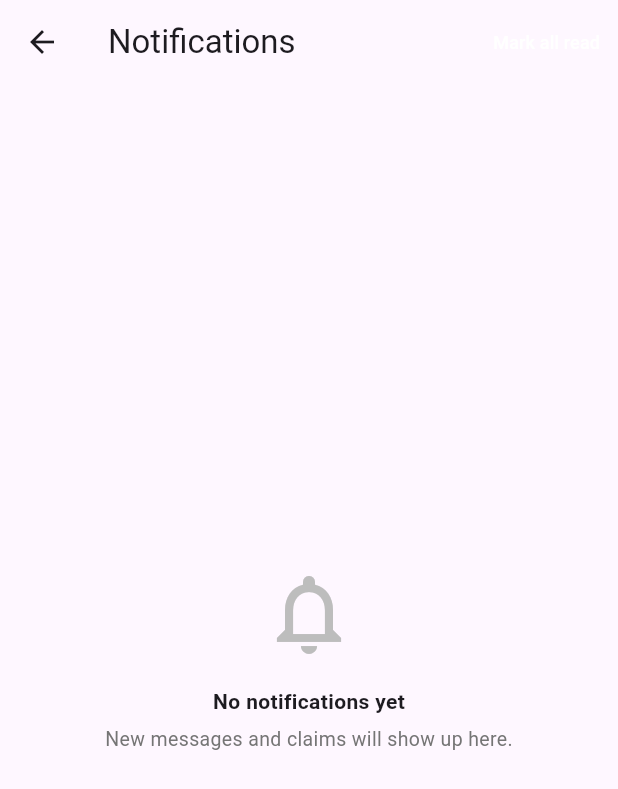
After one commit to mahidur-190100/regive, a Flutter app: the HomeScreen screen opened directly, after a tap on the "notifications none" icon, on a phone screen of 412 x 824 dp. The commit adds this screen. Shown: the top 789 px of the screen. Run offline on Flutter 3.47's test engine with Material 3 defaults, Android fonts, the phone set to English and light mode, and no system bars; our stand-ins replace cached_network_image, cloud_firestore, firebase_auth, firebase_core, geolocator, google_sign_in and 1 more; accounts and stored records are empty; generated files the repository leaves out were written again.

Commit message:
notifaiction added

```diff
--- a/lib/screens/add_item_screen.dart
+++ b/lib/screens/add_item_screen.dart
@@ -95,7 +95,9 @@ class _AddItemScreenState extends State<AddItemScreen> {
     }
 
     setState(() => _isSaving = true);
-    //ekhane item add
+
+
+    //item add
 
     try {
       final position = await LocationService.getCurrentLocation();
--- a/lib/screens/chat_screen.dart
+++ b/lib/screens/chat_screen.dart
@@ -42,8 +42,6 @@ class _ChatScreenState extends State<ChatScreen> {
 
     final chatRef = FirebaseFirestore.instance.collection('chats').doc(_chatId);
 
-    // Always ensure the parent chat document has its fields set (merge: true
-    // means this won't overwrite existing data, just fills in what's missing)
     await chatRef.set({
       'itemId': widget.itemId,
       'participantIds': [myId, widget.otherUserId],
@@ -55,6 +53,17 @@ class _ChatScreenState extends State<ChatScreen> {
       'senderId': myId,
       'text': text,
       'sentAt': FieldValue.serverTimestamp(),
+    });
+
+    // Create a notification for the OTHER person
+    await FirebaseFirestore.instance.collection('notifications').add({
+      'userId': widget.otherUserId,
+      'type': 'message',
+      'body': '${widget.itemTitle}: $text',
+      'itemId': widget.itemId,
+      'fromUserId': myId,
+      'read': false,
+      'createdAt': FieldValue.serverTimestamp(),
     });
 
     if (mounted) setState(() => _isSending = false);
--- a/lib/screens/home_screen.dart
+++ b/lib/screens/home_screen.dart
@@ -10,6 +10,7 @@ import 'add_item_screen.dart';
 import 'item_detail_screen.dart';
 import 'my_listings_screen.dart';
 import 'chat_list_screen.dart';
+import 'notifications_screen.dart';
 
 class HomeScreen extends StatefulWidget {
   const HomeScreen({super.key});
@@ -65,6 +66,44 @@ class _HomeScreenState extends State<HomeScreen> {
       appBar: AppBar(
         title: const Text('ReGive'),
         actions: [
+          StreamBuilder<QuerySnapshot>(
+            stream: FirebaseFirestore.instance
+                .collection('notifications')
+                .where('userId', isEqualTo: FirebaseAuth.instance.currentUser?.uid)
+                .where('read', isEqualTo: false)
+                .snapshots(),
+            builder: (context, snapshot) {
+              final unreadCount = snapshot.data?.docs.length ?? 0;
+              return Stack(
+                children: [
+                  IconButton(
+                    icon: const Icon(Icons.notifications_none),
+                    tooltip: 'Notifications',
+                    onPressed: () {
+                      Navigator.of(context).push(
+                        MaterialPageRoute(builder: (_) => const NotificationsScreen()),
+                      );
+                    },
+                  ),
+                  if (unreadCount > 0)
+                    Positioned(
+                      right: 6,
+                      top: 6,
+                      child: Container(
+                        padding: const EdgeInsets.all(3),
+                        decoration: const BoxDecoration(color: Colors.red, shape: BoxShape.circle),
+                        constraints: const BoxConstraints(minWidth: 16, minHeight: 16),
+                        child: Text(
+                          '$unreadCount',
+                          style: const TextStyle(color: Colors.white, fontSize: 9),
+                          textAlign: TextAlign.center,
+                        ),
+                      ),
+                    ),
+                ],
+              );
+            },
+          ),
           IconButton(
             icon: const Icon(Icons.chat_bubble_outline),
             tooltip: 'Messages',
@@ -185,6 +224,9 @@ class _HomeScreenState extends State<HomeScreen> {
                 : RefreshIndicator(
               onRefresh: _loadLocation,
               child: StreamBuilder<QuerySnapshot>(
+
+
+                //availabale items shown
                 stream: FirebaseFirestore.instance
                     .collection('items')
                     .where('status', isEqualTo: 'available')
@@ -207,6 +249,7 @@ class _HomeScreenState extends State<HomeScreen> {
                     return const Center(child: CircularProgressIndicator());
                   }
 
+                //search part
                   var items = snapshot.data!.docs
                       .map((doc) => Item.fromFirestore(doc))
                       .toList();
@@ -225,6 +268,8 @@ class _HomeScreenState extends State<HomeScreen> {
                         .toList();
                   }
 
+
+                //nearby items
                   List<MapEntry<Item, double>> itemsWithDistance = [];
                   if (_currentPosition != null) {
                     itemsWithDistance = items.map((item) {
--- a/lib/screens/login_screen.dart
+++ b/lib/screens/login_screen.dart
@@ -70,7 +70,6 @@ class _LoginScreenState extends State<LoginScreen> {
     try {
       final googleUser = await GoogleSignIn().signIn();
       if (googleUser == null) {
-        // User cancelled the sign-in
         setState(() => _isLoading = false);
         return;
       }
--- a/lib/screens/my_listings_screen.dart
+++ b/lib/screens/my_listings_screen.dart
@@ -109,6 +109,8 @@ class _MyOwnedItemsTab extends StatelessWidget {
 
   @override
   Widget build(BuildContext context) {
+
+    //added ownerr product add
     final userId = FirebaseAuth.instance.currentUser?.uid;
 
     return StreamBuilder<QuerySnapshot>(
--- /dev/null
+++ b/lib/screens/notifications_screen.dart
@@ -0,0 +1,158 @@
+import 'package:flutter/material.dart';
+import 'package:cloud_firestore/cloud_firestore.dart';
+import 'package:firebase_auth/firebase_auth.dart';
+import 'chat_screen.dart';
+import 'item_detail_screen.dart';
+import '../models/item.dart';
+
+class NotificationsScreen extends StatelessWidget {
+  const NotificationsScreen({super.key});
+
+  IconData _iconFor(String type) {
+    switch (type) {
+      case 'message':
+        return Icons.chat_bubble_outline;
+      case 'claimed':
+        return Icons.handshake_outlined;
+      default:
+        return Icons.notifications_none;
+    }
+  }
+
+  Color _colorFor(String type) {
+    switch (type) {
+      case 'message':
+        return const Color(0xFF3F65B0);
+      case 'claimed':
+        return const Color(0xFFC8963E);
+      default:
+        return Colors.grey;
+    }
+  }
+
+  Future<void> _markAllRead(String userId) async {
+    final unread = await FirebaseFirestore.instance
+        .collection('notifications')
+        .where('userId', isEqualTo: userId)
+        .where('read', isEqualTo: false)
+        .get();
+    for (final doc in unread.docs) {
+      doc.reference.update({'read': true});
+    }
+  }
+
+  Future<void> _handleTap(
+      BuildContext context, Map<String, dynamic> data, String docId) async {
+    // mark this one as read
+    FirebaseFirestore.instance.collection('notifications').doc(docId).update({'read': true});
+
+    final type = data['type'];
+    final itemId = data['itemId'];
+    if (itemId == null) return;
+
+    final itemDoc = await FirebaseFirestore.instance.collection('items').doc(itemId).get();
+    if (!itemDoc.exists || !context.mounted) return;
+    final item = Item.fromFirestore(itemDoc);
+
+    if (type == 'message') {
+      final fromUserId = data['fromUserId'];
+      Navigator.of(context).push(
+        MaterialPageRoute(
+          builder: (_) => ChatScreen(
+            itemId: itemId,
+            itemTitle: item.title,
+            otherUserId: fromUserId,
+          ),
+        ),
+      );
+    } else {
+      Navigator.of(context).push(
+        MaterialPageRoute(builder: (_) => ItemDetailScreen(item: item)),
+      );
+    }
+  }
+
+  @override
+  Widget build(BuildContext context) {
+    final userId = FirebaseAuth.instance.currentUser!.uid;
+
+    return Scaffold(
+      appBar: AppBar(
+        title: const Text('Notifications'),
+        actions: [
+          TextButton(
+            onPressed: () => _markAllRead(userId),
+            child: const Text('Mark all read', style: TextStyle(color: Colors.white, fontSize: 12)),
+          ),
+        ],
+      ),
+      body: StreamBuilder<QuerySnapshot>(
+        stream: FirebaseFirestore.instance
+            .collection('notifications')
+            .where('userId', isEqualTo: userId)
+            .orderBy('createdAt', descending: true)
+            .snapshots(),
+        builder: (context, snapshot) {
+          if (snapshot.hasError) {
+            return Center(child: Text('Error: ${snapshot.error}'));
+          }
+          if (!snapshot.hasData) {
+            return const Center(child: CircularProgressIndicator());
+          }
+          final docs = snapshot.data!.docs;
+
+          if (docs.isEmpty) {
+            return Center(
+              child: Padding(
+                padding: const EdgeInsets.all(24),
+                child: Column(
+                  mainAxisSize: MainAxisSize.min,
+                  children: [
+                    Icon(Icons.notifications_none, size: 64, color: Colors.grey.shade400),
+                    const SizedBox(height: 16),
+                    const Text('No notifications yet', style: TextStyle(fontWeight: FontWeight.bold)),
+                    const SizedBox(height: 6),
+                    Text(
+                      'New messages and claims will show up here.',
+                      style: TextStyle(color: Colors.grey.shade600, fontSize: 13),
+                    ),
+                  ],
+                ),
+              ),
+            );
+          }
+
+          return ListView.builder(
+            itemCount: docs.length,
+            itemBuilder: (context, index) {
+              final data = docs[index].data() as Map<String, dynamic>;
+              final read = data['read'] ?? false;
+              final type = data['type'] ?? '';
+              final body = data['body'] ?? '';
+
+              return Container(
+                color: read ? Colors.white : const Color(0xFFEEF6F0),
+                child: ListTile(
+                  leading: CircleAvatar(
+                    backgroundColor: _colorFor(type).withOpacity(0.15),
+                    child: Icon(_iconFor(type), color: _colorFor(type), size: 20),
+                  ),
+                  title: Text(
+                    type == 'message' ? 'New message' : 'Item claimed',
+                    style: TextStyle(fontWeight: read ? FontWeight.normal : FontWeight.bold),
+                  ),
+                  subtitle: Text(body, maxLines: 2, overflow: TextOverflow.ellipsis),
+                  trailing: read ? null : Container(
+                    width: 8, height: 8,
+                    decoration: const BoxDecoration(color: Color(0xFF2F8F5B), shape: BoxShape.circle),
+                  ),
+                  onTap: () => _handleTap(context, data, docs[index].id),
+                ),
+              );
+            },
+          );
+        },
+      ),
+    );
+  }
+}
--- a/lib/screens/signup_screen.dart
+++ b/lib/screens/signup_screen.dart
@@ -79,12 +79,11 @@ class _SignUpScreenState extends State<SignUpScreen> {
         'createdAt': FieldValue.serverTimestamp(),
       });
 
-      // Sign out immediately so the new account doesn't stay auto-logged-in
       await FirebaseAuth.instance.signOut();
 
       if (!mounted) return;
 
-      // Show a success message, then return to Login screen
+      // return to Login screen
       ScaffoldMessenger.of(context).showSnackBar(
         const SnackBar(
           content: Text('Account created! Please log in.'),
--- a/lib/services/location_service.dart
+++ b/lib/services/location_service.dart
@@ -20,7 +20,7 @@ class LocationService {
         }
       }
       if (permission == LocationPermission.deniedForever) {
-        print('LOCATION: Permission denied forever.');
+
         return null;
       }
 
@@ -29,13 +29,13 @@ class LocationService {
       ).timeout(
         const Duration(seconds: 15),
         onTimeout: () {
-          print('LOCATION: GPS timed out.');
+
           throw Exception('timeout');
         },
       );
       return position;
     } catch (e) {
-      print('LOCATION: Exception - $e');
+
       return null;
     }
   }
```
Also changed, not shown: lib/screens/item_detail_screen.dart (+16 -0 lines).
